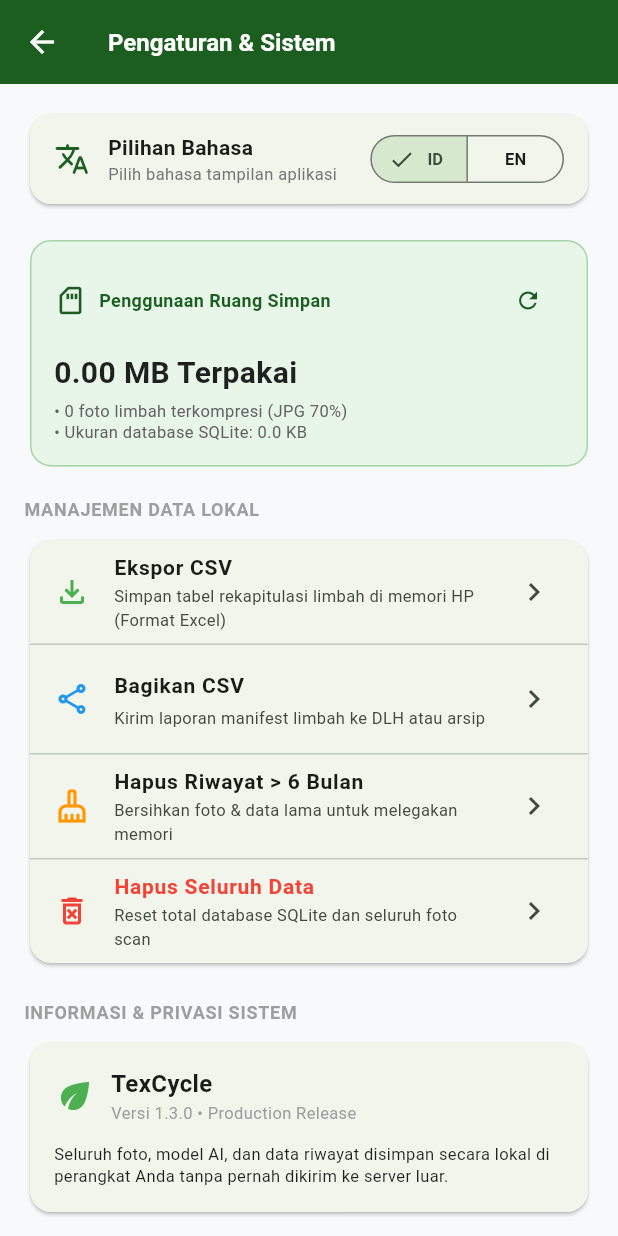
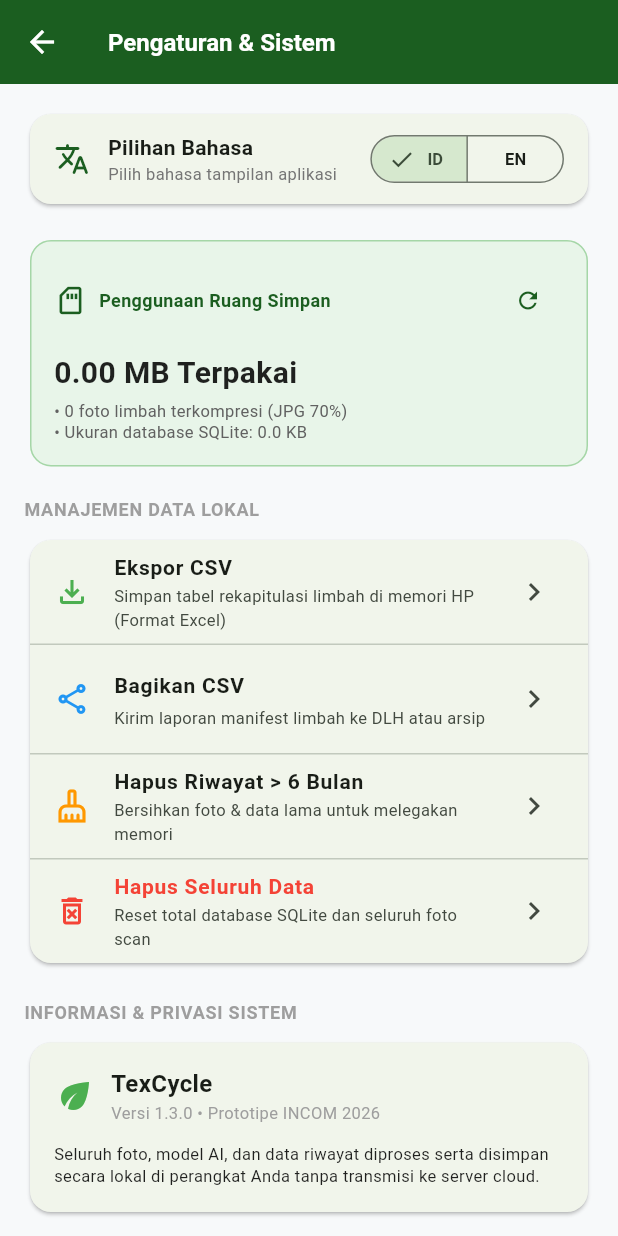
Before and after one commit to Hansooyoung/TexCycle, a Flutter app: the SettingsView screen opened directly, on a phone screen of 412 x 824 dp. Run offline on Flutter 3.47's test engine with Material 3 defaults, Android fonts, the light colour scheme and no system bars; our stand-ins replace camera, csv, image_picker, share_plus, sqflite, universal_io; missing offline and left inert: tflite_flutter; accounts and stored records are empty.

Commit message:
refactor: refine app descriptions to avoid hyperbolic claims

```diff
--- a/lib/core/localization/app_locale.dart
+++ b/lib/core/localization/app_locale.dart
@@ -220,14 +220,14 @@ class AppText {
   static String get deleteAllRecordsBtn =>
       AppLocale.isEn ? 'Clear All Data' : 'Hapus Seluruh Data';
   static String get privacyTitle => AppLocale.isEn
-      ? '100% Privacy & Offline Guarantee'
-      : 'Jaminan Privasi & Offline 100%';
+      ? 'On-Device Privacy & Offline Mode'
+      : 'Privasi On-Device & Mode Offline';
   static String get privacyDesc => AppLocale.isEn
-      ? 'All photos, classification models, and database records remain exclusively on your device. Zero cloud sync, zero data leaks.'
-      : 'Seluruh foto, model AI, dan data riwayat disimpan secara lokal di perangkat Anda tanpa pernah dikirim ke server luar.';
+      ? 'All photos, classification models, and database records are stored locally on your device without cloud transmission.'
+      : 'Seluruh foto, model AI, dan data riwayat diproses serta disimpan secara lokal di perangkat Anda tanpa transmisi ke server cloud.';
   static String get appVersionLabel => AppLocale.isEn
-      ? 'Version 1.3.0 • Production Release'
-      : 'Versi 1.3.0 • Production Release';
+      ? 'Version 1.3.0 • INCOM 2026 Prototype'
+      : 'Versi 1.3.0 • Prototipe INCOM 2026';
 
   // Additional Result & Guide View Labels
   static String get sizeOrCharacteristics =>
```
